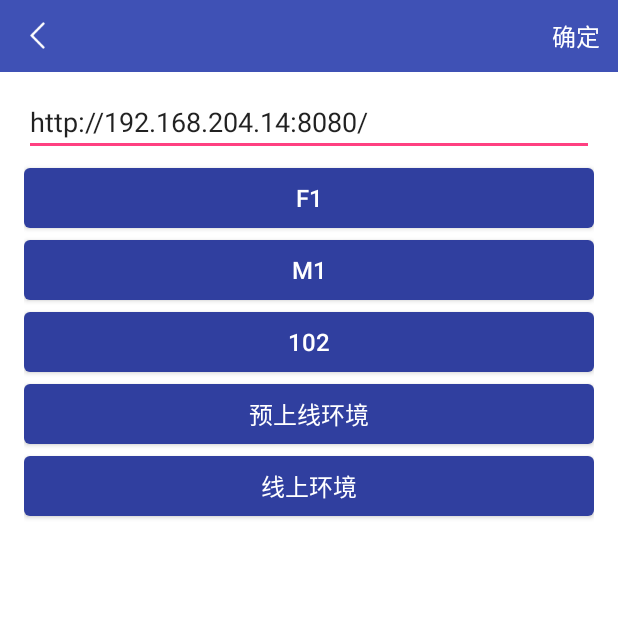
After one commit to shizhongyong/SaasDemo, an Android app: the DebugActivity screen opened directly, with no data from a screen before it, on a phone screen of 412 x 824 dp, the top half of it. The commit adds this screen. Run offline under Robolectric (Android 15) with nearby library versions, the phone set to English and light mode, and no system bars; our stand-ins replace ButterKnife; libraries missing offline, so code that uses them is left out: com.uber.autodispose.

Commit message:
增加重启功能

```diff
--- a/app/src/main/java/cn/yunniao/saas/demo/App.java
+++ b/app/src/main/java/cn/yunniao/saas/demo/App.java
@@ -4,6 +4,7 @@ import android.app.Application;
 import android.os.Build;
 import android.util.Log;
 
+import cn.yunniao.saas.demo.common.constant.ServerHost;
 import cn.yunniao.saas.demo.common.utils.ActivityManager;
 import cn.yunniao.saas.demo.common.utils.AppUtil;
 import cn.yunniao.saas.demo.common.utils.NetUtil;
@@ -19,7 +20,7 @@ public class App extends Application {
 
 	private void initialize() {
 		AppUtil.init(this);
-		RetrofitHelper.getInstance().init(this, "http://192.168.204.14:8080/");
+		RetrofitHelper.getInstance().init(this, ServerHost.getServerAddress());
 
 		registerActivityLifecycleCallbacks(ActivityManager.getInstance());
 	}
--- /dev/null
+++ b/app/src/main/java/cn/yunniao/saas/demo/common/constant/SPConstant.java
@@ -0,0 +1,13 @@
+package cn.yunniao.saas.demo.common.constant;
+
+/**
+ * 保存SharedPreferences的key
+ */
+public interface SPConstant {
+
+	/**
+	 * 服务器地址
+	 */
+	String SERVER_ADDRESS = "server_address";
+
+}
--- /dev/null
+++ b/app/src/main/java/cn/yunniao/saas/demo/common/constant/ServerHost.java
@@ -0,0 +1,29 @@
+package cn.yunniao.saas.demo.common.constant;
+
+import cn.yunniao.saas.demo.BuildConfig;
+import cn.yunniao.saas.demo.common.utils.SPUtil;
+
+public class ServerHost {
+
+	// testing
+	public static final String SERVER_F1 = "http://192.168.204.14:8080/";
+	public static final String SERVER_M1 = "http://192.168.204.14:8080/";
+	public static final String SERVER_102 = "http://192.168.204.14:8080/";
+
+	// staging
+	public static final String SERVER_STAGING = "http://192.168.204.14:8080/";
+
+	// product
+	public static final String SERVER_PRODUCT = "http://192.168.204.14:8080/";
+
+	private static String sServerAddress = SPUtil.getString(SPConstant.SERVER_ADDRESS, BuildConfig.DEBUG ? SERVER_M1 : SERVER_PRODUCT);
+
+	public static String getServerAddress() {
+		return sServerAddress;
+	}
+
+	private ServerHost() {
+		throw new RuntimeException("Can not invoke constructor!");
+	}
+
+}
--- a/app/src/main/java/cn/yunniao/saas/demo/common/utils/SPUtil.java
+++ b/app/src/main/java/cn/yunniao/saas/demo/common/utils/SPUtil.java
@@ -108,4 +108,10 @@ public class SPUtil {
 		}
 		return null;
 	}
+
+	public static void commit() {
+		SharedPreferences.Editor editor = getSharedPref().edit();
+		editor.commit();
+	}
+
 }
--- a/app/src/main/java/cn/yunniao/saas/demo/common/view/activity/BaseTitleActivity.java
+++ b/app/src/main/java/cn/yunniao/saas/demo/common/view/activity/BaseTitleActivity.java
@@ -1,4 +1,14 @@
 package cn.yunniao.saas.demo.common.view.activity;
+
+import android.support.annotation.DrawableRes;
+import android.support.annotation.StringRes;
+import android.view.View;
+import android.widget.ImageView;
+import android.widget.TextView;
+
+import butterknife.BindView;
+import butterknife.OnClick;
+import cn.yunniao.saas.demo.R;
 
 /**
  * Created by shizy on 2018/8/3.
@@ -6,5 +16,68 @@ package cn.yunniao.saas.demo.common.view.activity;
 
 public abstract class BaseTitleActivity extends BaseActivity {
 
+	@BindView(R.id.tv_title)
+	protected TextView mTitleTv;
+	@BindView(R.id.tv_title_left)
+	protected TextView mTitleLeftTv;
+	@BindView(R.id.iv_title_left)
+	protected ImageView mTitleLeftIv;
+	@BindView(R.id.tv_title_right)
+	protected TextView mTitleRightTv;
+
+	@OnClick({R.id.tv_title_left, R.id.iv_title_left})
+	protected void onClickTitleLeft() {
+	}
+
+	@OnClick(R.id.tv_title_right)
+	protected void onClickTitleRight() {
+	}
+
+	@Override
+	public void setTitle(CharSequence title) {
+		super.setTitle(title);
+		if (mTitleTv != null) {
+			mTitleTv.setText(title);
+		}
+	}
+
+	@Override
+	public void setTitle(@StringRes int titleId) {
+		super.setTitle(titleId);
+		if (mTitleTv != null) {
+			mTitleTv.setText(titleId);
+		}
+	}
+
+	public void setLeftImage(@DrawableRes int resId) {
+		if (mTitleLeftIv != null) {
+			mTitleLeftIv.setImageResource(resId);
+			mTitleLeftIv.setVisibility(View.VISIBLE);
+			mTitleLeftTv.setVisibility(View.GONE);
+		}
+	}
+
+	public void setLeftText(CharSequence text) {
+		if (mTitleLeftTv != null) {
+			mTitleLeftTv.setText(text);
+			mTitleLeftTv.setVisibility(View.VISIBLE);
+			mTitleLeftIv.setVisibility(View.GONE);
+		}
+	}
+
+	public void setLeftText(@StringRes int resId) {
+		setLeftText(getString(resId));
+	}
+
+	public void setRightText(CharSequence text) {
+		if (mTitleRightTv != null) {
+			mTitleRightTv.setText(text);
+			mTitleRightTv.setVisibility(View.VISIBLE);
+		}
+	}
+
+	public void setRightText(@StringRes int resId) {
+		setRightText(getString(resId));
+	}
 
 }
--- /dev/null
+++ b/app/src/main/java/cn/yunniao/saas/demo/components/main/ui/DebugActivity.java
@@ -0,0 +1,91 @@
+package cn.yunniao.saas.demo.components.main.ui;
+
+import android.app.AlertDialog;
+import android.content.DialogInterface;
+import android.content.Intent;
+import android.os.Bundle;
+import android.os.Process;
+import android.support.annotation.Nullable;
+import android.view.View;
+import android.widget.EditText;
+
+import butterknife.BindView;
+import cn.yunniao.saas.demo.R;
+import cn.yunniao.saas.demo.common.constant.SPConstant;
+import cn.yunniao.saas.demo.common.constant.ServerHost;
+import cn.yunniao.saas.demo.common.utils.ActivityManager;
+import cn.yunniao.saas.demo.common.utils.AppUtil;
+import cn.yunniao.saas.demo.common.utils.SPUtil;
+import cn.yunniao.saas.demo.common.view.activity.BaseTitleActivity;
+import cn.yunniao.saas.demo.service.RebootService;
+
+public class DebugActivity extends BaseTitleActivity {
+
+	@BindView(R.id.edit_text)
+	protected EditText mEditText;
+
+	@Override
+	protected void onCreate(@Nullable Bundle savedInstanceState) {
+		super.onCreate(savedInstanceState);
+		setContentView(R.layout.activity_debug);
+		initView();
+	}
+
+	private void initView() {
+		setTitle(AppUtil.getVersionName());
+		setRightText(R.string.ok);
+
+		updateServer(ServerHost.getServerAddress());
+	}
+
+	@Override
+	protected void onClickTitleRight() {
+		new AlertDialog.Builder(this)
+				.setMessage(R.string.modify_server_address)
+				.setPositiveButton(R.string.yes, new DialogInterface.OnClickListener() {
+					@Override
+					public void onClick(DialogInterface dialog, int which) {
+						String address = mEditText.getText().toString().trim();
+						SPUtil.putString(SPConstant.SERVER_ADDRESS, address);
+						SPUtil.commit();
+						restartApp();
+					}
+				})
+				.setNegativeButton(R.string.no, null)
+				.create()
+				.show();
+	}
+
+	public void onClick(View view) {
+		switch (view.getId()) {
+			case R.id.btn_f1:
+				updateServer(ServerHost.SERVER_F1);
+				break;
+			case R.id.btn_m1:
+				updateServer(ServerHost.SERVER_M1);
+				break;
+			case R.id.btn_102:
+				updateServer(ServerHost.SERVER_102);
+				break;
+			case R.id.btn_pre:
+				updateServer(ServerHost.SERVER_STAGING);
+				break;
+			case R.id.btn_release:
+				updateServer(ServerHost.SERVER_PRODUCT);
+				break;
+			default:
+				break;
+		}
+	}
+
+	private void updateServer(String address) {
+		mEditText.setText(address);
+		mEditText.setSelection(mEditText.length());
+	}
+
+	private void restartApp() {
+		RebootService.launch(this, Process.myPid());
+		ActivityManager.getInstance().finishAllActivity();
+	}
+
+}
--- /dev/null
+++ b/app/src/main/res/drawable/btn_debug.xml
@@ -0,0 +1,21 @@
+<?xml version="1.0" encoding="utf-8"?>
+<selector xmlns:android="http://schemas.android.com/apk/res/android">
+	<item android:state_enabled="false">
+		<shape android:shape="rectangle">
+			<corners android:radius="4dp" />
+			<solid android:color="@color/colorPrimary" />
+		</shape>
+	</item>
+	<item android:shape="rectangle" android:state_pressed="true">
+		<shape android:shape="rectangle">
+			<corners android:radius="4dp" />
+			<solid android:color="@color/colorPrimaryDark" />
+		</shape>
+	</item>
+	<item android:shape="rectangle">
+		<shape android:shape="rectangle">
+			<corners android:radius="4dp" />
+			<solid android:color="@color/colorPrimaryDark" />
+		</shape>
+	</item>
+</selector>
--- /dev/null
+++ b/app/src/main/res/layout/activity_debug.xml
@@ -0,0 +1,56 @@
+<?xml version="1.0" encoding="utf-8"?>
+<LinearLayout xmlns:android="http://schemas.android.com/apk/res/android"
+	android:layout_width="match_parent"
+	android:layout_height="match_parent"
+	android:background="@color/white"
+	android:orientation="vertical">
+
+	<include layout="@layout/common_title" />
+
+	<ScrollView
+		android:layout_width="match_parent"
+		android:layout_height="match_parent"
+		android:fillViewport="true">
+
+		<LinearLayout
+			android:layout_width="match_parent"
+			android:layout_height="wrap_content"
+			android:layout_margin="@dimen/margin"
+			android:orientation="vertical">
+
+			<EditText
+				android:id="@+id/edit_text"
+				android:layout_width="match_parent"
+				android:layout_height="40dp" />
+
+			<Button
+				android:id="@+id/btn_f1"
+				style="@style/DebugButton"
+				android:text="@string/server_f1"
+				android:textAllCaps="false" />
+
+			<Button
+				android:id="@+id/btn_m1"
+				style="@style/DebugButton"
+				android:text="@string/server_m1" />
+
+			<Button
+				android:id="@+id/btn_102"
+				style="@style/DebugButton"
+				android:text="@string/server_102" />
+
+			<Button
+				android:id="@+id/btn_pre"
+				style="@style/DebugButton"
+				android:text="@string/server_pre" />
+
+			<Button
+				android:id="@+id/btn_release"
+				style="@style/DebugButton"
+				android:text="@string/server_release" />
+
+		</LinearLayout>
+
+	</ScrollView>
+
+</LinearLayout>
--- /dev/null
+++ b/app/src/main/res/layout/common_title.xml
@@ -0,0 +1,53 @@
+<?xml version="1.0" encoding="utf-8"?>
+<RelativeLayout xmlns:android="http://schemas.android.com/apk/res/android"
+	xmlns:tools="http://schemas.android.com/tools"
+	android:layout_width="match_parent"
+	android:layout_height="@dimen/title_bar_height"
+	android:background="@color/colorPrimary"
+	android:orientation="vertical">
+
+	<ImageView
+		android:id="@+id/iv_title_left"
+		android:layout_width="wrap_content"
+		android:layout_height="wrap_content"
+		android:layout_centerVertical="true"
+		android:minWidth="50dp"
+		android:scaleType="centerInside"
+		android:src="@drawable/ic_back_white" />
+
+	<TextView
+		android:id="@+id/tv_title_left"
+		android:layout_width="wrap_content"
+		android:layout_height="wrap_content"
+		android:layout_centerVertical="true"
+		android:padding="12dp"
+		android:textAppearance="@style/Text.F16.White"
+		android:visibility="gone"
+		tools:text="按钮"
+		tools:visibility="visible" />
+
+	<TextView
+		android:id="@+id/tv_title"
+		android:layout_width="wrap_content"
+		android:layout_height="match_parent"
+		android:layout_centerInParent="true"
+		android:layout_marginLeft="50dp"
+		android:layout_marginRight="50dp"
+		android:ellipsize="end"
+		android:gravity="center"
+		android:singleLine="true"
+		android:textAppearance="@style/Text.F18.White"
+		tools:text="标题" />
+
+	<TextView
+		android:id="@+id/tv_title_right"
+		android:layout_width="wrap_content"
+		android:layout_height="wrap_content"
+		android:layout_alignParentRight="true"
+		android:layout_centerVertical="true"
+		android:padding="12dp"
+		android:textAppearance="@style/Text.F16.White"
+		android:visibility="gone"
+		tools:text="按钮"
+		tools:visibility="visible" />
+</RelativeLayout>
--- a/app/src/main/res/values/colors.xml
+++ b/app/src/main/res/values/colors.xml
@@ -3,4 +3,7 @@
 	<color name="colorPrimary">#3F51B5</color>
 	<color name="colorPrimaryDark">#303F9F</color>
 	<color name="colorAccent">#FF4081</color>
+
+	<color name="white">#FFFFFF</color>
+	<color name="black">#000000</color>
 </resources>
--- /dev/null
+++ b/app/src/main/res/values/dimens.xml
@@ -0,0 +1,8 @@
+<?xml version="1.0" encoding="utf-8"?>
+<resources>
+
+	<dimen name="title_bar_height">48dp</dimen>
+
+	<dimen name="margin">16dp</dimen>
+
+</resources>
--- a/app/src/main/res/values/strings.xml
+++ b/app/src/main/res/values/strings.xml
@@ -2,6 +2,20 @@
 	<string name="app_name">SaasDemo</string>
 	<string name="loading">加载中</string>
 	<string name="permission_denied">应用缺少必要的权限，无法使用！</string>
+	<string name="modify_server_address">修改服务器地址需要重启APP，是否继续？</string>
 
+	<string name="yes">是</string>
+	<string name="no">否</string>
+	<string name="ok">确定</string>
+	<string name="cancel">取消</string>
 	<string name="exit">退出</string>
+	<string name="save">保存</string>
+
+	<!-- DEBUG MODE -->
+	<string name="server_f1">F1</string>
+	<string name="server_m1">M1</string>
+	<string name="server_102">102</string>
+	<string name="server_pre">预上线环境</string>
+	<string name="server_release">线上环境</string>
+
 </resources>
--- a/app/src/main/res/values/styles.xml
+++ b/app/src/main/res/values/styles.xml
@@ -21,4 +21,14 @@
 		<item name="android:backgroundDimAmount">0.4</item>
 	</style>
 
+	<style name="DebugButton" parent="Text.F16">
+		<item name="android:layout_width">match_parent</item>
+		<item name="android:layout_height">40dp</item>
+		<item name="android:layout_marginTop">8dp</item>
+		<item name="android:onClick">onClick</item>
+		<item name="android:textColor">@color/white</item>
+		<item name="android:textSize">@dimen/font_16</item>
+		<item name="android:background">@drawable/btn_debug</item>
+	</style>
+
 </resources>
```
Also changed, not shown: app/src/main/AndroidManifest.xml (+8 -0 lines), app/src/main/java/cn/yunniao/saas/demo/components/main/ui/MainActivity.java (+12 -3 lines), app/src/main/java/cn/yunniao/saas/demo/service/RebootService.java (added, +43 -0 lines), app/src/main/res/values/fonts.xml (added, +17 -0 lines), app/src/main/res/values/text_styles.xml (added, +74 -0 lines), app/src/main/res/drawable-xhdpi/ic_back_white.png (added).
